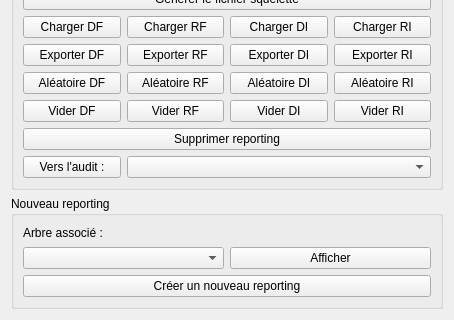
GiPiLab/ProtonClassicSuite, file formmanagereportings.ui: the form before one commit; both pictures show x 0 to 454 and y 180 to 500 of the 454 by 500 pixel window.
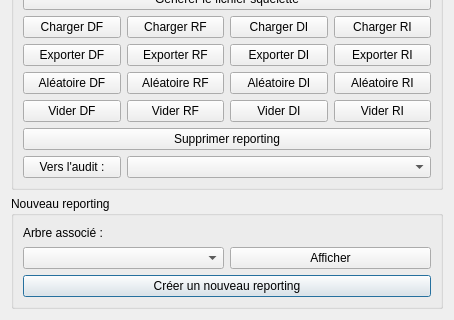
The form after the commit. Icons and pictures are not drawn.

The edit to the form file:
```diff
--- a/formmanagereportings.ui
+++ b/formmanagereportings.ui
@@ -315,6 +315,9 @@
         <property name="text">
          <string>Créer un nouveau reporting</string>
         </property>
+        <property name="default">
+         <bool>true</bool>
+        </property>
        </widget>
       </item>
       <item row="0" column="0" colspan="2">
```
Left out of the diff: 26 changed lines with no effect on the pictures.
